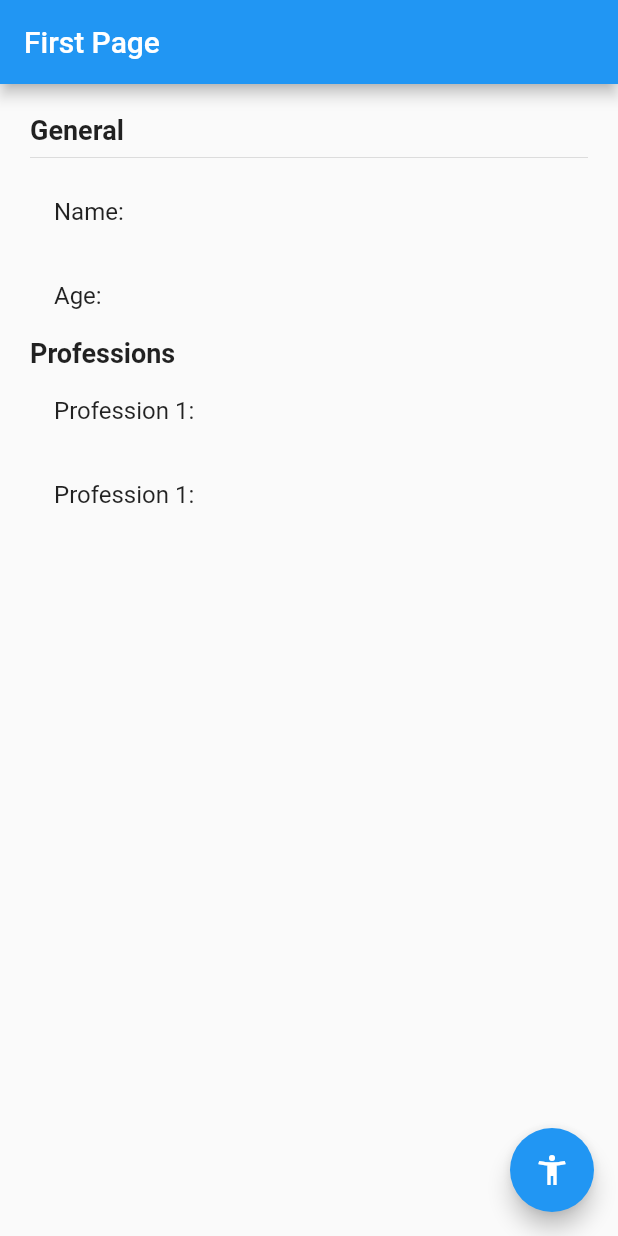
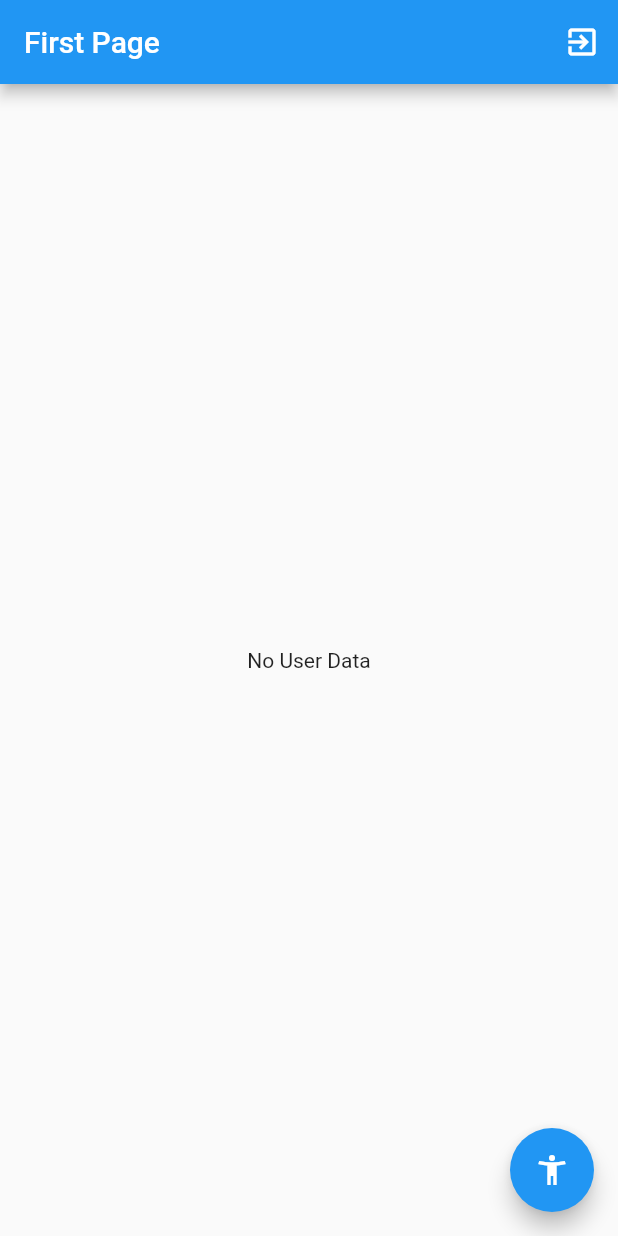
Before and after one commit to tomassasovsky/state_management, a Flutter app: the screen it shows after launch, on a phone screen of 412 x 824 dp. Run offline on Flutter 3.47's test engine with Material 2 defaults, Android fonts, the phone set to English and light mode, and no system bars; our stand-ins replace bloc, flutter_bloc.

Commit message:
Cubit - Done

```diff
--- /dev/null
+++ b/lib/bloc/user/user_cubit.dart
@@ -0,0 +1,38 @@
+import 'package:flutter/foundation.dart';
+import 'package:bloc/bloc.dart';
+import 'package:state_management/models/user.dart';
+
+part 'user_state.dart';
+
+class UserCubit extends Cubit<UserState> {
+  UserCubit() : super(InitialUserState());
+
+  void selectUser(User user) {
+    emit(CurrentUser(user));
+  }
+
+  void changeAge(int age) {
+    final currentState = state;
+    if (currentState is CurrentUser) {
+      final newUser = currentState.user.copyWith(age: 30);
+      emit(CurrentUser(newUser));
+    }
+  }
+
+  void addProfession() {
+    final currentState = state;
+    if (currentState is CurrentUser) {
+      final professions = currentState.user.professions;
+      final newProfessions = [
+        ...professions,
+        'Profession ${professions.length + 1}',
+      ];
+      final newUser = currentState.user.copyWith(professions: newProfessions);
+      emit(CurrentUser(newUser));
+    }
+  }
+
+  void logOut() {
+    emit(InitialUserState());
+  }
+}
--- /dev/null
+++ b/lib/bloc/user/user_state.dart
@@ -0,0 +1,15 @@
+part of 'user_cubit.dart';
+
+@immutable
+abstract class UserState {}
+
+class InitialUserState extends UserState {
+  final bool userExists = false;
+}
+
+class CurrentUser extends UserState {
+  final userExists = true;
+  final User user;
+
+  CurrentUser(this.user);
+}
--- a/lib/main.dart
+++ b/lib/main.dart
@@ -1,4 +1,7 @@
 import 'package:flutter/material.dart';
+
+import 'package:flutter_bloc/flutter_bloc.dart';
+import 'package:state_management/bloc/user/user_cubit.dart';
 
 import 'package:state_management/pages/first_page.dart';
 import 'package:state_management/pages/second_page.dart';
@@ -8,13 +11,18 @@ void main() => runApp(MyApp());
 class MyApp extends StatelessWidget {
   @override
   Widget build(BuildContext context) {
-    return MaterialApp(
+    return MultiBlocProvider(
+      providers: [
+        BlocProvider(create: (_) => UserCubit()),
+      ],
+      child: MaterialApp(
         debugShowCheckedModeBanner: false,
         initialRoute: 'first',
         routes: {
           'first': (_) => FirstPage(),
           'second': (_) => SecondPage(),
         },
+      ),
     );
   }
 }
--- a/lib/models/user.dart
+++ b/lib/models/user.dart
@@ -1,11 +1,19 @@
 class User {
-  late String name;
-  late int age;
-  late List<String> professions;
+  final String name;
+  final int age;
+  final List<String> professions;
 
   User({
     required this.name,
-    required this.age,
-    required this.professions,
+    this.age = 18,
+    this.professions = const [],
   });
+
+  User copyWith({String? name, int? age, List<String>? professions}) {
+    return User(
+      name: name ?? this.name,
+      age: age ?? this.age,
+      professions: professions ?? this.professions,
+    );
+  }
 }
--- a/lib/pages/first_page.dart
+++ b/lib/pages/first_page.dart
@@ -1,4 +1,8 @@
 import 'package:flutter/material.dart';
+import 'package:flutter_bloc/flutter_bloc.dart';
+
+import 'package:state_management/bloc/user/user_cubit.dart';
+import 'package:state_management/models/user.dart';
 
 class FirstPage extends StatelessWidget {
   @override
@@ -6,8 +10,14 @@ class FirstPage extends StatelessWidget {
     return Scaffold(
       appBar: AppBar(
         title: Text('First Page'),
+        actions: [
+          IconButton(
+            icon: Icon(Icons.exit_to_app),
+            onPressed: () => BlocProvider.of<UserCubit>(context).logOut(),
+          ),
+        ],
       ),
-      body: UserData(),
+      body: BodyScaffold(),
       floatingActionButton: FloatingActionButton(
         child: Icon(Icons.accessibility_new),
         onPressed: () => Navigator.pushNamed(context, 'second'),
@@ -16,8 +26,30 @@ class FirstPage extends StatelessWidget {
   }
 }
 
+class BodyScaffold extends StatelessWidget {
+  const BodyScaffold({Key? key}) : super(key: key);
+
+  @override
+  Widget build(BuildContext context) {
+    return BlocBuilder<UserCubit, UserState>(
+      builder: (BuildContext context, state) {
+        switch (state.runtimeType) {
+          case InitialUserState:
+            return Center(child: Text('No User Data'));
+          case CurrentUser:
+            return UserData((state as CurrentUser).user);
+          default:
+            return Center(child: Text('State hasn\'t been recognized'));
+        }
+      },
+    );
+  }
+}
+
 class UserData extends StatelessWidget {
-  const UserData({Key? key}) : super(key: key);
+  final User user;
+
+  const UserData(this.user, {Key? key}) : super(key: key);
 
   @override
   Widget build(BuildContext context) {
@@ -30,11 +62,10 @@ class UserData extends StatelessWidget {
         children: [
           Text('General', style: TextStyle(fontSize: 18, fontWeight: FontWeight.bold)),
           Divider(),
-          ListTile(title: Text('Name: ')),
-          ListTile(title: Text('Age: ')),
+          ListTile(title: Text('Name: ${user.name}')),
+          ListTile(title: Text('Age: ${user.age}')),
           Text('Professions', style: TextStyle(fontSize: 18, fontWeight: FontWeight.bold)),
-          ListTile(title: Text('Profession 1: ')),
-          ListTile(title: Text('Profession 1: ')),
+          ...user.professions.map((profession) => ListTile(title: Text(profession))),
         ],
       ),
     );
```
Also changed, not shown: lib/pages/second_page.dart (+23 -4 lines), pubspec.yaml (+1 -9 lines), pubspec.lock. Lines whose indentation alone changed are shown as unchanged.
